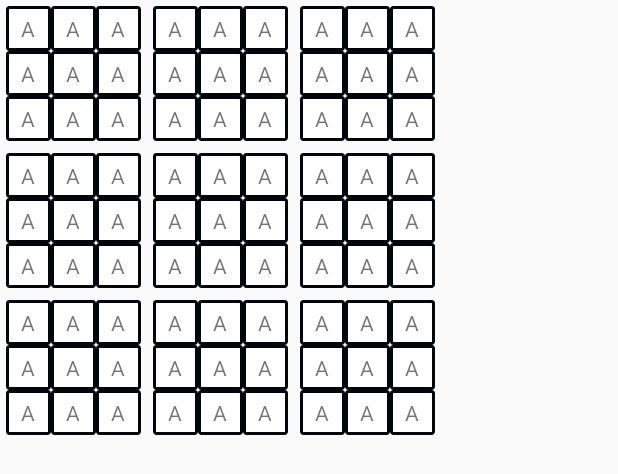
After one commit to binodthapachhetry/MobileWordPuzzle, an Android app: the layout scraggle_large_board.xml on its own in the app's theme, with its tools: preview values and no code run, on a phone screen of 412 x 824 dp. The commit adds this screen. Shown: the top 474 px of the screen. Run offline under Robolectric (Android 15) with nearby library versions, the phone set to English and light mode, and no system bars.

Commit message:
created the smaller and larger gird for words

```diff
--- /dev/null
+++ b/app/src/main/res/drawable/border_style.xml
@@ -0,0 +1,8 @@
+<?xml version="1.0" encoding="UTF-8"?>
+<shape xmlns:android="http://schemas.android.com/apk/res/android">
+    <solid android:color="#FFFFFF"/>
+    <corners android:radius="1dp" />
+    <padding android:left="1dp" android:top="1dp"
+        android:right="1dp" android:bottom="1dp" />
+    <stroke android:color="#00060a" android:width="2dp" />
+</shape>
--- /dev/null
+++ b/app/src/main/res/drawable/scraggle_tile.xml
@@ -0,0 +1,10 @@
+<?xml version="1.0" encoding="utf-8"?>
+
+<level-list xmlns:android="http://schemas.android.com/apk/res/android" >
+    <item
+        android:drawable="@drawable/tile_empty"
+        android:maxLevel="0" />
+    <item
+        android:drawable="@drawable/tile_available"
+        android:maxLevel="1" />
+</level-list>
--- /dev/null
+++ b/app/src/main/res/layout/scraggle_large_board.xml
@@ -0,0 +1,45 @@
+<?xml version="1.0" encoding="utf-8"?>
+<GridLayout
+    xmlns:android="http://schemas.android.com/apk/res/android"
+    xmlns:tools="http://schemas.android.com/tools"
+    android:layout_width="wrap_content"
+    android:layout_height="wrap_content"
+    tools:context="edu.neu.madcourse.binodthapachhetry.Scraggle.ScraggleGameActivity">
+
+    <include android:id="@+id/large1" layout="@layout/scraggle_small_board"
+        android:layout_width="wrap_content" android:layout_height="wrap_content"
+        android:layout_margin="@dimen/tictactoe6_small_board_margin"
+        android:layout_column="0" android:layout_row="0"/>
+    <include android:id="@+id/large2" layout="@layout/scraggle_small_board"
+        android:layout_width="wrap_content" android:layout_height="wrap_content"
+        android:layout_margin="@dimen/tictactoe6_small_board_margin"
+        android:layout_column="1" android:layout_row="0"/>
+    <include android:id="@+id/large3" layout="@layout/scraggle_small_board"
+        android:layout_width="wrap_content" android:layout_height="wrap_content"
+        android:layout_margin="@dimen/tictactoe6_small_board_margin"
+        android:layout_column="2" android:layout_row="0"/>
+    <include android:id="@+id/large4" layout="@layout/scraggle_small_board"
+        android:layout_width="wrap_content" android:layout_height="wrap_content"
+        android:layout_margin="@dimen/tictactoe6_small_board_margin"
+        android:layout_column="0" android:layout_row="1"/>
+    <include android:id="@+id/large5" layout="@layout/scraggle_small_board"
+        android:layout_width="wrap_content" android:layout_height="wrap_content"
+        android:layout_margin="@dimen/tictactoe6_small_board_margin"
+        android:layout_column="1" android:layout_row="1"/>
+    <include android:id="@+id/large6" layout="@layout/scraggle_small_board"
+        android:layout_width="wrap_content" android:layout_height="wrap_content"
+        android:layout_margin="@dimen/tictactoe6_small_board_margin"
+        android:layout_column="2" android:layout_row="1"/>
+    <include android:id="@+id/large7" layout="@layout/scraggle_small_board"
+        android:layout_width="wrap_content" android:layout_height="wrap_content"
+        android:layout_margin="@dimen/tictactoe6_small_board_margin"
+        android:layout_column="0" android:layout_row="2"/>
+    <include android:id="@+id/large8" layout="@layout/scraggle_small_board"
+        android:layout_width="wrap_content" android:layout_height="wrap_content"
+        android:layout_margin="@dimen/tictactoe6_small_board_margin"
+        android:layout_column="1" android:layout_row="2"/>
+    <include android:id="@+id/large9" layout="@layout/scraggle_small_board"
+        android:layout_width="wrap_content" android:layout_height="wrap_content"
+        android:layout_margin="@dimen/tictactoe6_small_board_margin"
+        android:layout_column="2" android:layout_row="2"/>
+</GridLayout>
--- /dev/null
+++ b/app/src/main/res/layout/scraggle_small_board.xml
@@ -0,0 +1,50 @@
+<?xml version="1.0" encoding="utf-8"?>
+<GridLayout
+xmlns:android="http://schemas.android.com/apk/res/android"
+xmlns:tools="http://schemas.android.com/tools"
+android:layout_width="wrap_content"
+android:layout_height="wrap_content"
+android:elevation="@dimen/tictactoe6_elevation_low"
+android:padding="@dimen/tictactoe6_small_board_padding"
+tools:context="edu.neu.madcourse.binodthapachhetry.Scraggle.ScraggleGameActivity">
+
+
+    <TextView android:id="@+id/small1" style="@style/ScraggleTileButton"
+        android:background="@drawable/border_style"
+        android:text="A" android:gravity="center"
+        android:layout_column="0" android:layout_row="0"/>
+    <TextView android:id="@+id/small2" style="@style/ScraggleTileButton"
+        android:background="@drawable/border_style"
+        android:text="A" android:gravity="center"
+        android:layout_column="1" android:layout_row="0"/>
+    <TextView android:id="@+id/small3" style="@style/ScraggleTileButton"
+        android:background="@drawable/border_style"
+        android:text="A" android:gravity="center"
+        android:layout_column="2" android:layout_row="0"/>
+    <TextView android:id="@+id/small4" style="@style/ScraggleTileButton"
+        android:background="@drawable/border_style"
+        android:text="A" android:gravity="center"
+        android:layout_column="0" android:layout_row="1"/>
+    <TextView android:id="@+id/small5" style="@style/ScraggleTileButton"
+        android:background="@drawable/border_style"
+        android:text="A" android:gravity="center"
+        android:layout_column="1" android:layout_row="1"/>
+    <TextView android:id="@+id/small6" style="@style/ScraggleTileButton"
+        android:background="@drawable/border_style"
+        android:text="A" android:gravity="center"
+        android:layout_column="2" android:layout_row="1"/>
+    <TextView android:id="@+id/small7" style="@style/ScraggleTileButton"
+        android:background="@drawable/border_style"
+        android:text="A" android:gravity="center"
+        android:layout_column="0" android:layout_row="2"/>
+
+    <TextView android:id="@+id/small8" style="@style/ScraggleTileButton"
+        android:background="@drawable/border_style"
+        android:text="A" android:gravity="center"
+        android:layout_column="1" android:layout_row="2"/>
+
+    <TextView android:id="@+id/small9" style="@style/ScraggleTileButton"
+        android:background="@drawable/border_style"
+        android:text="A" android:gravity="center"
+        android:layout_column="2" android:layout_row="2"/>
+</GridLayout>
--- a/app/src/main/res/values/styles.xml
+++ b/app/src/main/res/values/styles.xml
@@ -31,4 +31,14 @@
         <item name="android:src">@drawable/tile</item>
     </style>
 
+    <style name="ScraggleTileButton">
+        <item name="android:layout_width">@dimen/tictactoe6_tile_size</item>
+        <item name="android:layout_height">@dimen/tictactoe6_tile_size</item>
+        <item name="android:layout_margin">@dimen/tictactoe6_tile_margin</item>
+        <item name="android:background">@color/field_color</item>
+        <item name="android:padding">@dimen/tictactoe6_tile_padding</item>
+        <item name="android:scaleType">centerCrop</item>
+        <item name="android:src">@drawable/scraggle_tile</item>
+    </style>
+
 </resources>
```
Also changed, not shown: app/src/main/res/layout/tictactoe6_small_board.xml (+6 -3 lines).
